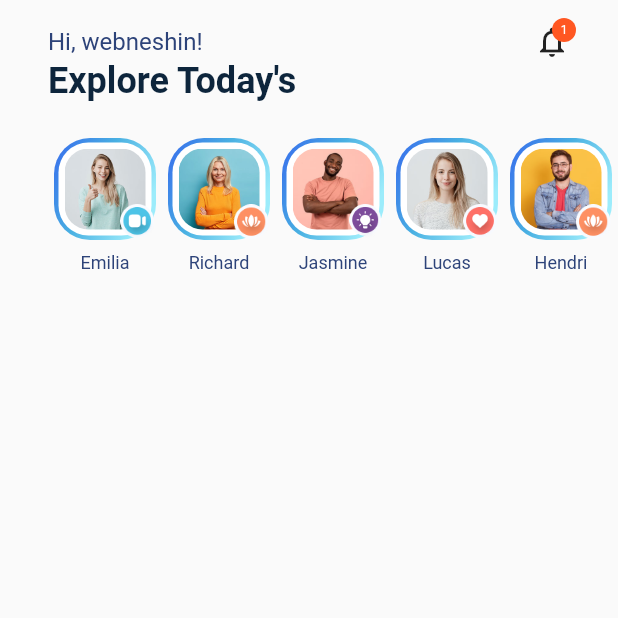
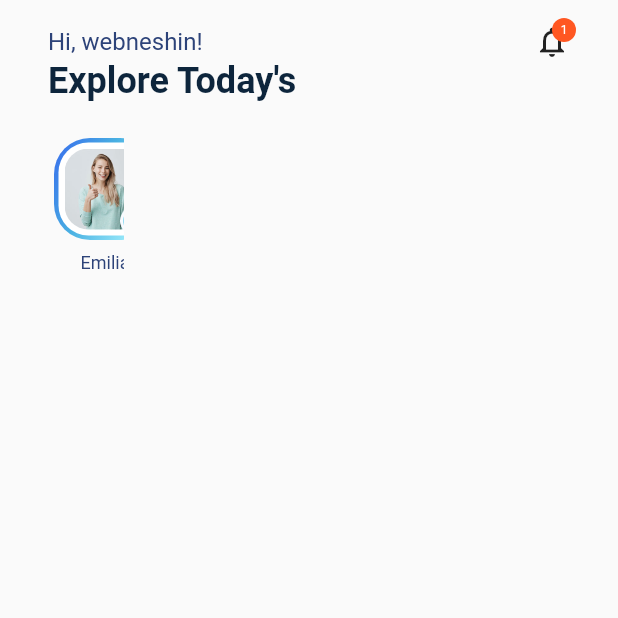
Before and after one commit to webneshin/flutter_learning_blogclub, a Flutter app: the screen it shows after launch, on a phone screen of 412 x 824 dp, the top half of it. Run offline on Flutter 3.47's test engine with Material 2 defaults, Android fonts, the phone set to English and light mode, and no system bars; Roboto replaces fonts that are missing (avenir).

Commit message:
fix stories

```diff
--- a/lib/main.dart
+++ b/lib/main.dart
@@ -78,8 +78,8 @@ class HomeScreen extends StatelessWidget {
                 ),
               ),
               SizedBox(
-                width: MediaQuery.of(context).size.width,
-                height: 90,
+                width: MediaQuery.of(context).size.width/5,
+                height: 110,
                 child: ListView.builder(
                     itemCount: stories.length,
                     scrollDirection: Axis.horizontal,
```
